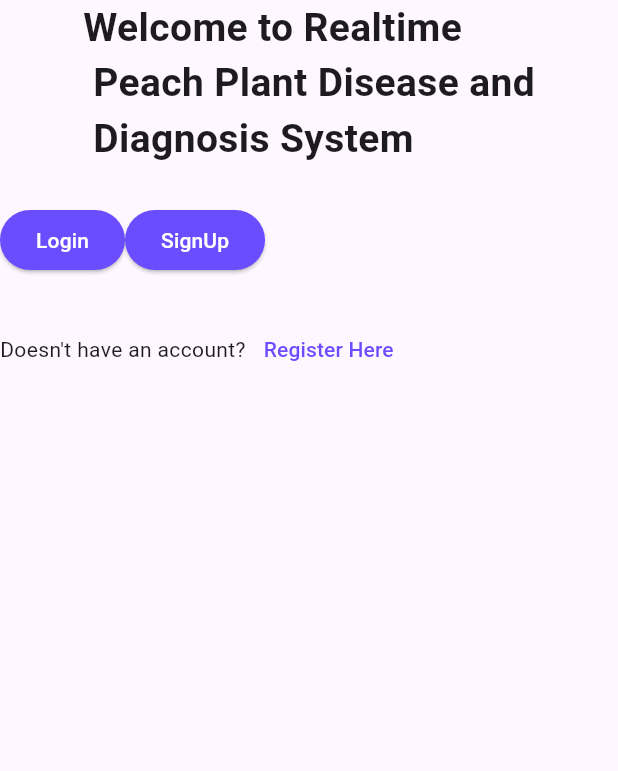
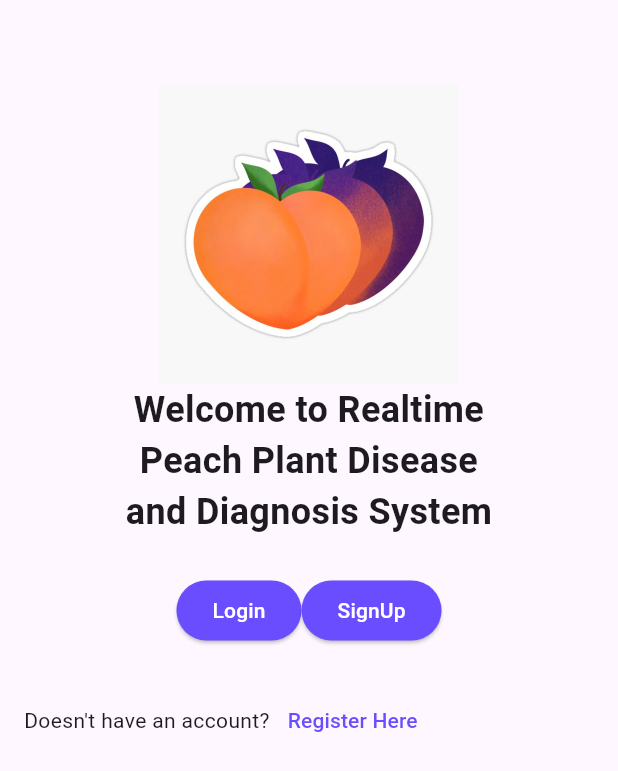
Before and after one commit to shahsawarkhanzada/plant_disease_detection, a Flutter app: the screen it shows after launch, on a phone screen of 412 x 824 dp. Shown: the top 771 px of the screen. Run offline on Flutter 3.47's test engine with Material 3 defaults, Android fonts, the phone set to English and light mode, and no system bars.

Commit message:
Improving design

```diff
--- a/lib/view/first_screen.dart
+++ b/lib/view/first_screen.dart
@@ -11,24 +11,35 @@ class _FirstScreenState extends State<FirstScreen> {
   @override
   Widget build(BuildContext context) {
     return Scaffold(
-      body: Column(
+      appBar: AppBar(),
+      body: Padding(
+        padding: const EdgeInsets.symmetric(horizontal: 16),
+        child: Column(
+          crossAxisAlignment: CrossAxisAlignment.center,
           children: [
+            const Image(
+              image: AssetImage('assets/images/peaches2.jpg'),
+              height: 200,
+              width: 200,
+            ),
             const Text(
-            'Welcome to Realtime\n Peach Plant Disease and\n Diagnosis System',
-            style: TextStyle(fontSize: 26, fontWeight: FontWeight.bold),
+              'Welcome to Realtime\nPeach Plant Disease\nand Diagnosis System',
+              textAlign: TextAlign.center,
+              style: TextStyle(fontSize: 24, fontWeight: FontWeight.bold),
             ),
             const SizedBox(
               height: 25,
             ),
             Row(
+              mainAxisAlignment: MainAxisAlignment.center,
               children: [
                 ElevatedButton(
                   onPressed: () {},
                   style: ButtonStyle(
                       backgroundColor:
                           MaterialStateProperty.all(const Color(0xff6A4DFF))),
-                child:
-                    const Text('Login', style: TextStyle(color: Colors.white)),
+                  child: const Text('Login',
+                      style: TextStyle(color: Colors.white)),
                 ),
                 ElevatedButton(
                     onPressed: () {},
@@ -60,6 +71,7 @@ class _FirstScreenState extends State<FirstScreen> {
             )
           ],
         ),
+      ),
     );
   }
 }
--- a/pubspec.yaml
+++ b/pubspec.yaml
@@ -60,7 +60,7 @@ flutter:
 
   # To add assets to your application, add an assets section, like this:
   assets:
-    - assets/images
+    - assets/images/
 
 
   # An image asset can refer to one or more resolution-specific "variants", see
```
Also changed, not shown: lib/view/third_screen.dart (+9 -1 lines), assets/images/peaches.jpeg (added), assets/images/peaches2.jpg (added). Lines whose indentation alone changed are shown as unchanged.
